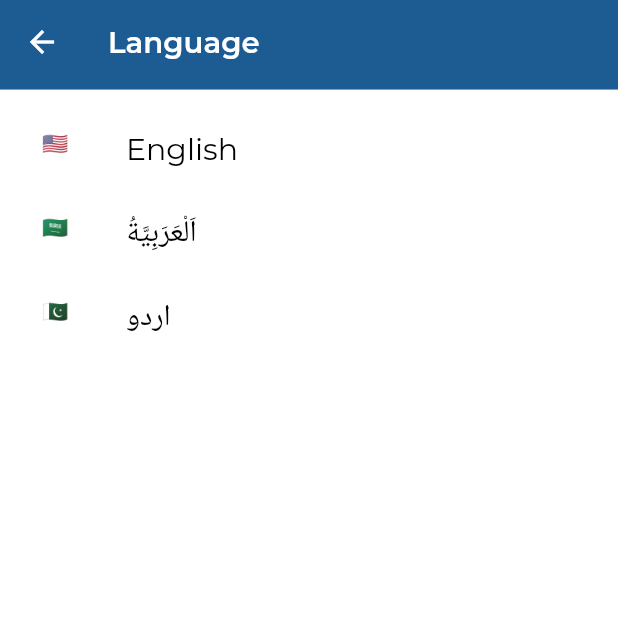
After one commit to Adil-Ashfaq35/tecno_qr, a Flutter app: the LanguagePage screen opened by its route, on a phone screen of 412 x 824 dp, the top half of it. The commit adds this screen. Run offline on Flutter 3.47's test engine with Material 2 defaults, Android fonts, the phone set to English and light mode, and no system bars; our stand-ins replace cloud_firestore, firebase_analytics, firebase_core, flutter_screenutil, freezed_annotation, gallery_saver and 12 more; missing offline and left inert: google_mlkit_barcode_scanning, mobile_scanner, scan; accounts and stored records are empty; generated files the repository leaves out were written again; statements that could not run were skipped.

Commit message:
"localization app"

```diff
--- /dev/null
+++ b/l10n.yaml
@@ -0,0 +1,3 @@
+arb-dir: lib/l10n
+template-arb-file: intl_en.arb
+output-localization-file: app_localizations.dart
--- a/lib/core/router/router_generator.dart
+++ b/lib/core/router/router_generator.dart
@@ -5,6 +5,7 @@ import 'package:technoapp_qr/views/enter_qr.dart';
 import 'package:technoapp_qr/views/history_screen.dart';
 import 'package:technoapp_qr/views/home_screen.dart';
 import 'package:technoapp_qr/views/image_display.dart';
+import 'package:technoapp_qr/views/language.dart';
 import 'package:technoapp_qr/views/qr_scan.dart';
 import 'package:technoapp_qr/views/result_screen.dart';
 import 'package:technoapp_qr/views/splash_screen.dart';
@@ -32,6 +33,9 @@ class RouteGenerator {
   static const String faqPage = '/faq_page';
   static const String displayImage = '/image_display';
   static const String aboutScreen = '/about_screen';
+  static const String languagePage = '/language_page';
+
+
   // FUNCTION THAT HANDLES ROUTING
   static Route<dynamic> onGeneratedRoutes(RouteSettings settings) {
     late dynamic args;
@@ -67,6 +71,8 @@ class RouteGenerator {
         return _getPageRoute(const DisplayImage());
       case aboutScreen:
         return _getPageRoute(const AboutScreen());
+      case languagePage:
+        return _getPageRoute( LanguagePage());
       default:
         return _errorRoute();
     }
--- a/lib/main.dart
+++ b/lib/main.dart
@@ -1,6 +1,7 @@
 import 'package:firebase_analytics/firebase_analytics.dart';
 import 'package:firebase_core/firebase_core.dart';
 import 'package:flutter/material.dart';
+import 'package:flutter_localizations/flutter_localizations.dart';
 import 'package:flutter_screenutil/flutter_screenutil.dart';
 import 'package:get/get.dart';
 import 'package:hive_flutter/hive_flutter.dart';
@@ -10,9 +11,11 @@ import 'package:technoapp_qr/core/controllers/qr_provider.dart';
 import 'package:technoapp_qr/core/controllers/qr_scan.provider.dart';
 import 'package:technoapp_qr/core/controllers/result_controller.dart';
 import 'package:technoapp_qr/core/controllers/settings_controller.dart';
+import 'package:flutter_gen/gen_l10n/app_localizations.dart';
 
 import 'constants/utils/apptheme.dart';
 import 'core/router/router_generator.dart';
+import 'models/language/lnaguage_constant.dart';
 import 'models/qr_model.dart';
 
 void main() async {
@@ -42,15 +45,42 @@ void initControllers() {
   Get.put(HistoryController());
 }
 
-class MyApp extends StatelessWidget {
+class MyApp extends StatefulWidget {
   const MyApp({Key? key}) : super(key: key);
 
+  @override
+  State<MyApp> createState() => _MyAppState();
+
+  static void setLocale(BuildContext context, Locale newLocale) {
+    _MyAppState? state = context.findAncestorStateOfType<_MyAppState>();
+    state?.setLocale(newLocale);
+  }
+
+
+}
+
+class _MyAppState extends State<MyApp> {
+  Locale? _locale;
+
+  setLocale(Locale locale) {
+    setState(() {
+      _locale = locale;
+    });
+  }
+  @override
+  void didChangeDependencies() {
+    getLocale().then((locale) => {setLocale(locale)});
+    super.didChangeDependencies();
+  }
   @override
   Widget build(BuildContext context) {
     return ScreenUtilInit(builder: (BuildContext context, Widget? child) {
       return GetMaterialApp(
         debugShowCheckedModeBanner: false,
         title: "QR Code",
+        localizationsDelegates: AppLocalizations.localizationsDelegates,
+        supportedLocales: AppLocalizations.supportedLocales,
+        locale: _locale,
         onGenerateRoute: RouteGenerator.onGeneratedRoutes,
         theme: AppTheme.lightTheme,
         initialRoute: RouteGenerator.mainSplashScreen,
--- /dev/null
+++ b/lib/models/language/language_model.dart
@@ -0,0 +1,16 @@
+class LanguageModel {
+  final int id;
+  final String flag;
+  final String name;
+  final String languageCode;
+
+  LanguageModel(this.id, this.flag, this.name, this.languageCode);
+
+  static List<LanguageModel> languageList() {
+    return <LanguageModel>[
+      LanguageModel(2, "🇺🇸", "English", "en"),
+      LanguageModel(3, "🇸🇦", "اَلْعَرَبِيَّةُ", "ar"),
+      LanguageModel(5, "🇵🇰", "اردو", "ur"),
+    ];
+  }
+}
--- a/lib/views/custom_drawer.dart
+++ b/lib/views/custom_drawer.dart
@@ -75,7 +75,10 @@ class _CustomDrawerState extends State<CustomDrawer>
                         height: 0.05.sh,
                       ),
                       Menuitem(
-                        callback: () {},
+                        callback: () {
+                          navigationController
+                              .navigateToNamed(RouteGenerator.languagePage);
+                        },
                         title: 'Language',
                         iconData: Icons.language,
                       ),
--- /dev/null
+++ b/lib/views/language.dart
@@ -0,0 +1,62 @@
+
+
+import 'package:flutter/cupertino.dart';
+import 'package:flutter/foundation.dart';
+import 'package:flutter/material.dart';
+import 'package:flutter_gen/gen_l10n/app_localizations.dart';
+import 'package:flutter_screenutil/flutter_screenutil.dart';
+import 'package:get/get.dart';
+import 'package:technoapp_qr/models/language/lnaguage_constant.dart';
+import 'package:technoapp_qr/views/widgets/appbar_design.dart';
+
+import '../constants/controllers.dart';
+import '../main.dart';
+import '../models/language/language_model.dart';
+
+class LanguagePage extends StatelessWidget {
+
+  LanguageModel ?language;
+  @override
+  Widget build(BuildContext context) {
+
+    return Scaffold(
+      appBar:  AppBarWidget(
+          title: '${AppLocalizations.of(context)?.language}',
+          iconButton: IconButton(
+              onPressed: () {
+                navigationController.goBack();
+              },
+              icon: const Icon(Icons.arrow_back))),
+      body: Column(
+        children: [
+          Padding(
+            padding:  EdgeInsets.all(12.sm),
+            child: ListView.builder(
+              shrinkWrap: true,
+              itemCount: LanguageModel.languageList().length,
+                itemBuilder:(context,index){
+                  return ListTile(
+                    leading: Text(LanguageModel.languageList()[index].flag),
+                    title: Text(LanguageModel.languageList()[index].name,style: Theme.of(context).textTheme.headline2?.copyWith(
+                      fontSize: 20.sm,
+                    ),),
+                    onTap: () async {
+                      Locale locale =await setLocale(LanguageModel.languageList()[index].languageCode);
+                      MyApp.setLocale(context, locale,);
+                      if (kDebugMode) {
+                        print(LanguageModel.languageList()[index].languageCode);
+                      }
+                      }
+                  );
+                }
+
+            ),
+          )
+        ],
+
+
+      ),
+
+    );
+  }
+}
```
Also changed, not shown: lib/constants/utils/shared_pref.dart (added, +29 -0 lines), lib/l10n/intl_ar.arb (added, +28 -0 lines), lib/l10n/intl_en.arb (added, +29 -0 lines), lib/l10n/intl_ur.arb (added, +27 -0 lines), lib/models/language/lnaguage_constant.dart (added, +38 -0 lines), lib/views/home_screen.dart (+7 -4 lines), lib/views/image_display.dart (+1 -6 lines), pubspec.yaml (+10 -0 lines), lib/generated/intl/messages_all.dart (added), lib/generated/intl/messages_ar.dart (added), lib/generated/intl/messages_en.dart (added), lib/generated/intl/messages_ur.dart (added), lib/generated/l10n.dart (added), pubspec.lock, 3 other files.
